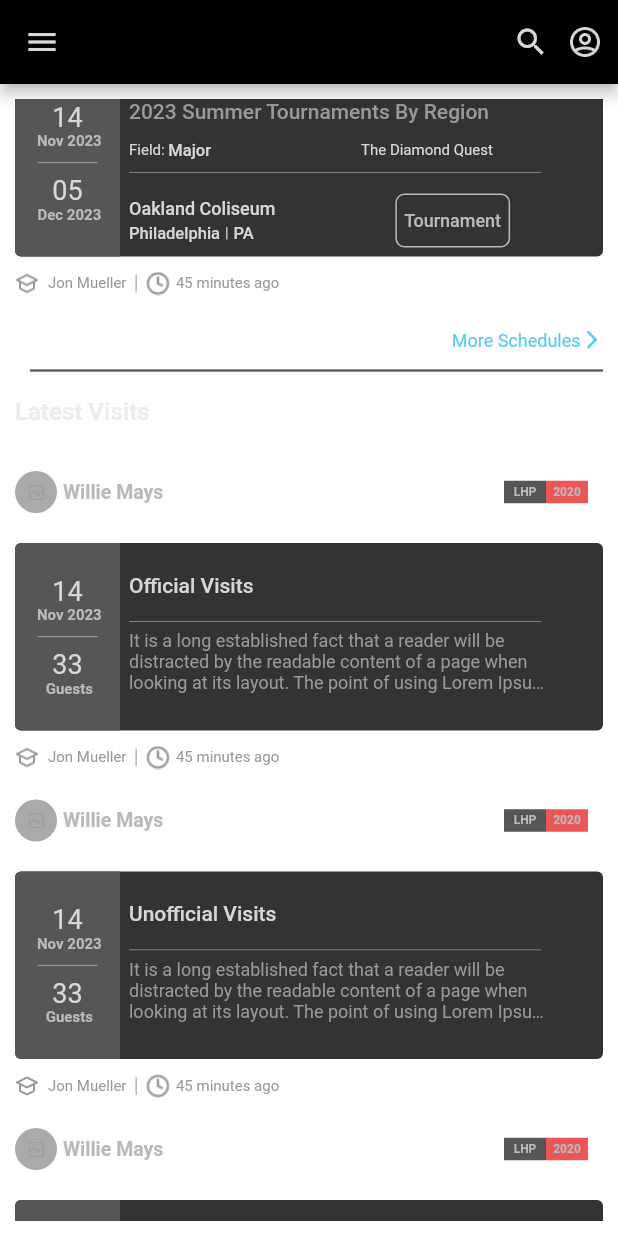
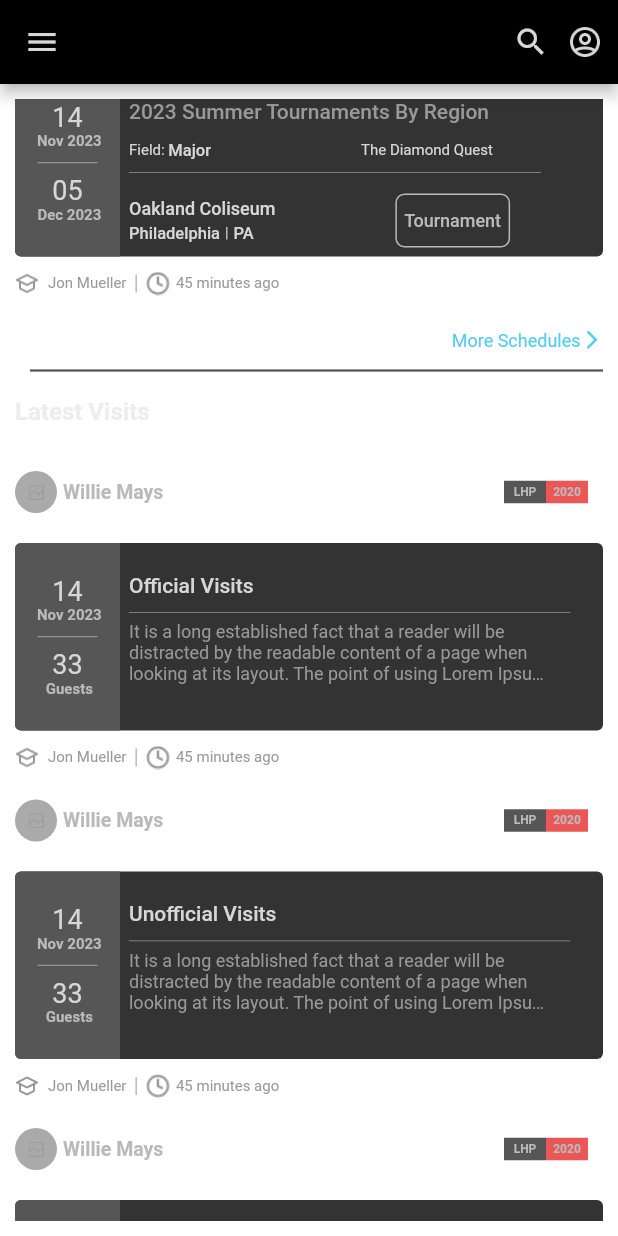
Before and after one commit to bhavika2703/demodashboardproject, a Flutter app: the screen it shows after launch, scrolled down 2880 dp, on a phone screen of 412 x 824 dp. Run offline on Flutter 3.47's test engine with Material 2 defaults, Android fonts, the phone set to English and light mode, and no system bars; our stand-ins replace get, page_indicator, percent_indicator.

Commit message:
minor chnages.

```diff
--- a/lib/pages/dash_board_screen.dart
+++ b/lib/pages/dash_board_screen.dart
@@ -1984,13 +1984,11 @@ class _DashBoardPageState extends State<DashBoardPage> {
                                 ),
                                 Container(
                                     margin: const EdgeInsets.only(
-                                        top:
-                                        Dimensions.PADDING_SIZE_EXTRA_SMALL,
                                         bottom: Dimensions
                                             .PADDING_SIZE_EXTRA_SMALL),
                                     color: AppColor.greyDescription,
                                     width:
-                                    MediaQuery.of(context).size.width / 1.5,
+                                    MediaQuery.of(context).size.width / 1.4,
                                     height: 0.5),
                                 Container(
                                   height: 50,
@@ -1999,7 +1997,8 @@ class _DashBoardPageState extends State<DashBoardPage> {
                                       style: robotoMedium.copyWith(
                                           fontWeight: FontWeight.w400,
                                           color: AppColor.greyDescription,
-                                          fontSize: 12),maxLines: 3,overflow: TextOverflow.ellipsis),
+                                       height: 1.2,
+                                          fontSize: 12),maxLines: 3,overflow: TextOverflow.ellipsis,),
                                 ),
                               ],
                             ),
```
